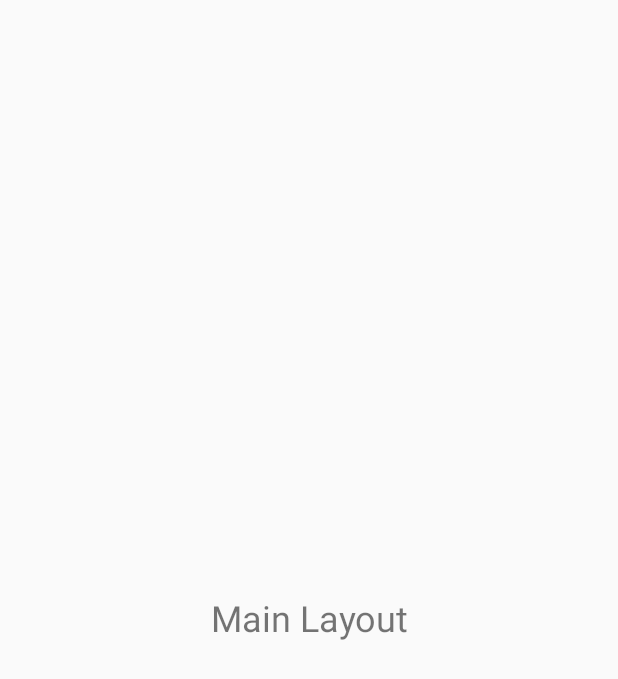
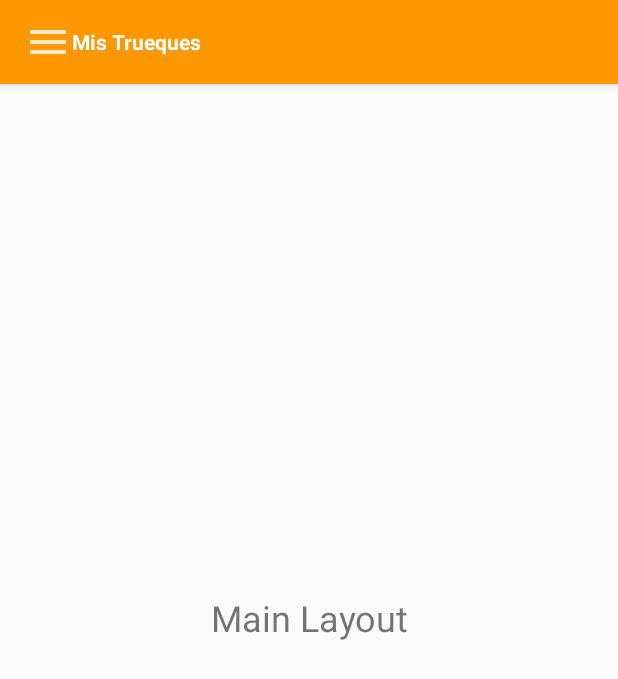
Before and after one commit to marwilc/myTrades, an Android app: the MainActivity screen opened directly, with no data from a screen before it, on a phone screen of 412 x 824 dp. Shown: the top 679 px of the screen. Run offline under Robolectric (Android 15) with nearby library versions, the phone set to English and light mode, and no system bars.

Commit message:
actualizacion de toolbar update a1.0.2
se agrego el toolbar y separaciones a algunos items

```diff
--- /dev/null
+++ b/MisTrueques/MisTrueques/app/src/main/java/com/marwilc/mistrueques/view/MainActivity.java
@@ -0,0 +1,41 @@
+package com.marwilc.mistrueques.view;
+
+import android.support.design.widget.NavigationView;
+import android.support.v4.widget.DrawerLayout;
+import android.support.v7.app.AppCompatActivity;
+import android.os.Bundle;
+import android.support.v7.widget.Toolbar;
+import android.view.Menu;
+import android.view.View;
+import android.widget.ImageButton;
+
+import com.marwilc.mistrueques.R;
+
+public class MainActivity extends AppCompatActivity {
+
+    @Override
+    protected void onCreate(Bundle savedInstanceState) {
+        super.onCreate(savedInstanceState);
+        setContentView(R.layout.activity_main);
+
+        ImageButton imageButton = (ImageButton) findViewById(R.id.imgButtonMenu);
+
+        imageButton.setOnClickListener(new View.OnClickListener() {
+            @Override
+            public void onClick(View v) {
+                NavigationView navigationView = (NavigationView) findViewById(R.id.navigationView);
+                navigationView.showContextMenu();
+            }
+        });
+       // Toolbar toolbar = (Toolbar) findViewById(R.id.myActionBar);
+
+        //if (toolbar != null)
+          //  setSupportActionBar(toolbar);
+    }
+
+    @Override
+    public boolean onCreateOptionsMenu(Menu menu) {
+        getMenuInflater().inflate(R.menu.navigation_menu,menu);
+        return true;
+    }
+}
--- /dev/null
+++ b/MisTrueques/MisTrueques/app/src/main/res/layout/actionbar.xml
@@ -0,0 +1,30 @@
+<?xml version="1.0" encoding="utf-8"?>
+<android.support.v7.widget.Toolbar
+    xmlns:android="http://schemas.android.com/apk/res/android"
+    android:layout_width="match_parent"
+    android:layout_height="?attr/actionBarSize"
+    xmlns:app="http://schemas.android.com/apk/res-auto"
+    android:background="@color/colorPrimary"
+    android:elevation="4dp"
+    android:theme="@style/ThemeOverlay.AppCompat.Dark"
+    app:popupTheme="@style/ThemeOverlay.AppCompat.Light"
+    >
+
+    <ImageButton
+        android:id="@+id/imgButtonMenu"
+        android:layout_width="wrap_content"
+        android:layout_height="wrap_content"
+        android:src="@drawable/ic_menu"
+        android:background="@color/colorPrimary"
+        android:clickable="true"
+
+        />
+    <TextView
+        android:id="@+id/tvNameApp"
+        android:text="@string/app_name"
+        android:textStyle="bold"
+        android:textColor="@color/white"
+        android:layout_width="match_parent"
+        android:layout_height="wrap_content" />
+
+</android.support.v7.widget.Toolbar>
--- a/MisTrueques/MisTrueques/app/src/main/res/layout/activity_main.xml
+++ b/MisTrueques/MisTrueques/app/src/main/res/layout/activity_main.xml
@@ -1,16 +1,36 @@
 <?xml version="1.0" encoding="utf-8"?>
-<android.support.v4.widget.DrawerLayout xmlns:android="http://schemas.android.com/apk/res/android"
+<!--drawer layout-->
+<android.support.v4.widget.DrawerLayout
+    xmlns:android="http://schemas.android.com/apk/res/android"
     xmlns:app="http://schemas.android.com/apk/res-auto"
     xmlns:tools="http://schemas.android.com/tools"
     android:layout_width="match_parent"
     android:layout_height="match_parent"
-    tools:context="com.marwilc.mistrueques.MainActivity">
+    tools:context="com.marwilc.mistrueques.view.MainActivity"
+    android:id="@+id/drawerNavigator"
+    >
 
+    <!--coordinator layout-->
+    <android.support.design.widget.CoordinatorLayout
+        android:layout_width="match_parent"
+        android:layout_height="wrap_content">
 
-    <LinearLayout
-        android:layout_width="match_parent"
-        android:layout_height="match_parent">
+        <!--AppBar layout-->
+        <android.support.design.widget.AppBarLayout
+            android:layout_width="match_parent"
+            android:layout_height="wrap_content"
+            android:theme="@style/ThemeOverlay.AppCompat.Dark.ActionBar"
+            >
 
+            <!--include the toolbar-->
+            <include
+                android:id="@+id/myActionBar"
+                layout="@layout/actionbar"
+                />
+
+        </android.support.design.widget.AppBarLayout>
+
+        <!--textView main layout-->
         <TextView
             android:layout_width="match_parent"
             android:layout_height="wrap_content"
@@ -18,19 +38,18 @@
             android:id="@+id/textViewMainLayout"
             android:layout_gravity="center_vertical"
             android:textAlignment="center"
-            android:textSize="24dp"
+            android:textSize="24sp"
             />
-    </LinearLayout>
 
+    </android.support.design.widget.CoordinatorLayout>
+
+    <!--navigation view for menu options-->
     <android.support.design.widget.NavigationView
+        android:id="@+id/navigationView"
         android:layout_width="wrap_content"
         android:layout_height="match_parent"
         app:menu="@menu/navigation_menu"
         android:layout_gravity="start"
-
-        >
-
-    </android.support.design.widget.NavigationView>
-
+        />
 
 </android.support.v4.widget.DrawerLayout>
--- a/MisTrueques/MisTrueques/app/src/main/res/layout/activity_splash.xml
+++ b/MisTrueques/MisTrueques/app/src/main/res/layout/activity_splash.xml
@@ -4,14 +4,14 @@
     xmlns:tools="http://schemas.android.com/tools"
     android:layout_width="match_parent"
     android:layout_height="match_parent"
-    tools:context="com.marwilc.mistrueques.Splash"
+    tools:context="com.marwilc.mistrueques.view.Splash"
     android:background="@color/colorPrimaryDark"
     >
 
    <LinearLayout
        android:gravity="center"
-       android:layout_width="368dp"
-       android:layout_height="495dp"
+       android:layout_width="match_parent"
+       android:layout_height="match_parent"
        android:orientation="vertical">
 
        <ImageView
--- a/MisTrueques/MisTrueques/app/src/main/res/menu/navigation_menu.xml
+++ b/MisTrueques/MisTrueques/app/src/main/res/menu/navigation_menu.xml
@@ -1,107 +1,100 @@
 <?xml version="1.0" encoding="utf-8"?>
+<!--Menu del sideMenu-->
 <menu   xmlns:android="http://schemas.android.com/apk/res/android"
         xmlns:app="http://schemas.android.com/apk/res-auto"
         >
 
-
-
+    <!--Item home-->
     <item android:id="@+id/nav_home"
         android:title="@string/home"
-        android:orderInCategory="100"
-        >
+        android:orderInCategory="101"
+        />
 
-    </item>
-
+    <!--Item Inbox-->
     <item android:id="@+id/nav_inbox"
         android:title="@string/inbox"
-        android:orderInCategory="101"
-        >
+        android:orderInCategory="102"
+        />
 
-    </item>
-
+    <!--Item Notifications-->
     <item android:id="@+id/nav_notifications"
         android:title="@string/notifications"
-        android:orderInCategory="102"
-        >
+        android:orderInCategory="103"
+        />
 
-    </item>
+    <!--Group1 estatus-->
+    <group android:id="@+id/group1">
 
+        <!--Item status-->
         <item android:id="@+id/nav_status"
             android:title="@string/status"
-        android:orderInCategory="103"
-        >
+            android:orderInCategory="104"
+            />
 
-    </item>
+    </group>
 
+    <!--Item sales-->
     <item android:id="@+id/nav_sales"
         android:title="@string/sales"
-        android:orderInCategory="104"
-        >
+        android:orderInCategory="105"
+        />
 
-    </item>
-
+    <!--Item earnings-->
     <item android:id="@+id/nav_earnings"
         android:title="@string/earnings"
-        android:orderInCategory="105"
-        >
+        android:orderInCategory="106"
+        />
 
-    </item>
-
+    <!--Item services-->
     <item android:id="@+id/nav_services"
         android:title="@string/services"
-        android:orderInCategory="106"
-        >
+        android:orderInCategory="107"
+        />
 
-    </item>
-
+    <!--Item buyers requests-->
     <item android:id="@+id/nav_buyers_requests"
         android:title="@string/buyersRequests"
-        android:orderInCategory="107"
-        >
+        android:orderInCategory="108"
+        />
 
-    </item>
-
+    <!--Item promote services-->
     <item android:id="@+id/nav_promote_services"
         android:title="@string/promoteServices"
-        android:orderInCategory="108"
-        >
+        android:orderInCategory="109"
+        />
 
-    </item>
+    <!--Grupo 2 settings-->
+    <group android:id="@+id/group2">
 
+        <!--Item settings-->
         <item android:id="@+id/nav_settings"
             android:title="@string/settings"
-        android:orderInCategory="109"
-        >
+            android:orderInCategory="110"
+            />
 
-    </item>
-
+        <!--Item Profile-->
         <item android:id="@+id/nav_profile"
             android:title="@string/profile"
-        android:orderInCategory="110"
-        >
+            android:orderInCategory="111"
+            />
 
-    </item>
-
+        <!--Item support-->
         <item android:id="@+id/nav_support"
             android:title="@string/support"
-        android:orderInCategory="111"
-        >
+            android:orderInCategory="112"
+            />
 
-    </item>
+    </group>
 
+    <!--Item view as buyer-->
     <item android:id="@+id/nav_view_as_buyer"
         android:title="@string/viewAsBuyer"
-        android:orderInCategory="112"
-        >
+        android:orderInCategory="113"
+        />
 
-    </item>
-
+    <!--Item version-->
     <item android:id="@+id/nav_version"
         android:title="@string/version"
-        android:orderInCategory="113"
-        >
-
-</item>
-
-
+        android:orderInCategory="114"
+        />
 </menu>
--- a/MisTrueques/MisTrueques/app/src/main/res/values/strings.xml
+++ b/MisTrueques/MisTrueques/app/src/main/res/values/strings.xml
@@ -14,5 +14,6 @@
     <string name="profile">Perfil</string>
     <string name="support">Soporte</string>
     <string name="viewAsBuyer">Ver como un comprador</string>
-    <string name="version">version a1.0.1</string>
+    <string name="version">version a1.0.2</string>
+    <string name="Menu">Menu Options</string>
 </resources>
--- a/MisTrueques/MisTrueques/build.gradle
+++ b/MisTrueques/MisTrueques/build.gradle
@@ -5,7 +5,7 @@ buildscript {
         jcenter()
     }
     dependencies {
-        classpath 'com.android.tools.build:gradle:2.3.3'
+        classpath 'com.android.tools.build:gradle:3.0.1'
 
         // NOTE: Do not place your application dependencies here; they belong
         // in the individual module build.gradle files
@@ -15,6 +15,7 @@ buildscript {
 allprojects {
     repositories {
         jcenter()
+        google()
     }
 }
 
```
Also changed, not shown: MisTrueques/MisTrueques/app/build.gradle (+7 -7 lines), MisTrueques/MisTrueques/app/src/main/AndroidManifest.xml (+4 -4 lines), MisTrueques/MisTrueques/app/src/main/java/com/marwilc/mistrueques/MainActivity.java (deleted, +0 -13 lines), MisTrueques/MisTrueques/app/src/main/java/com/marwilc/mistrueques/view/Splash.java (renamed from MisTrueques/MisTrueques/app/src/main/java/com/marwilc/mistrueques/Splash.java, +7 -1 lines), MisTrueques/MisTrueques/app/src/main/res/drawable-hdpi/ic_menu.png (added), MisTrueques/MisTrueques/app/src/main/res/drawable-mdpi/ic_menu.png (added), MisTrueques/MisTrueques/app/src/main/res/drawable-xhdpi/ic_menu.png (added), MisTrueques/MisTrueques/app/src/main/res/drawable-xxhdpi/ic_menu.png (added), MisTrueques/MisTrueques/gradle/wrapper/gradle-wrapper.properties. Lines whose indentation alone changed are shown as unchanged.
